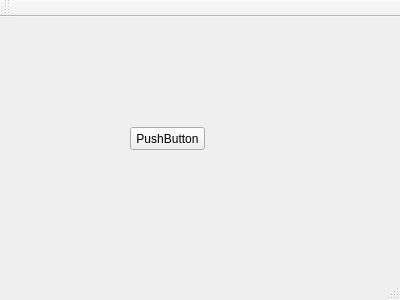
Qt form HeTest/MainWindow.ui (hexianqi/QtCode) before a commit.
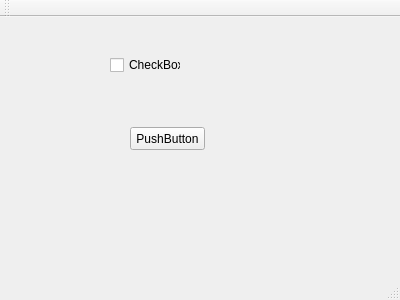
The same form after that commit.

Patch:
```diff
--- a/HeTest/MainWindow.ui
+++ b/HeTest/MainWindow.ui
@@ -27,6 +27,19 @@
      <string>PushButton</string>
     </property>
    </widget>
+   <widget class="QCheckBox" name="checkBox">
+    <property name="geometry">
+     <rect>
+      <x>110</x>
+      <y>40</y>
+      <width>71</width>
+      <height>16</height>
+     </rect>
+    </property>
+    <property name="text">
+     <string>CheckBox</string>
+    </property>
+   </widget>
   </widget>
   <widget class="QMenuBar" name="menuBar">
    <property name="geometry">
```
